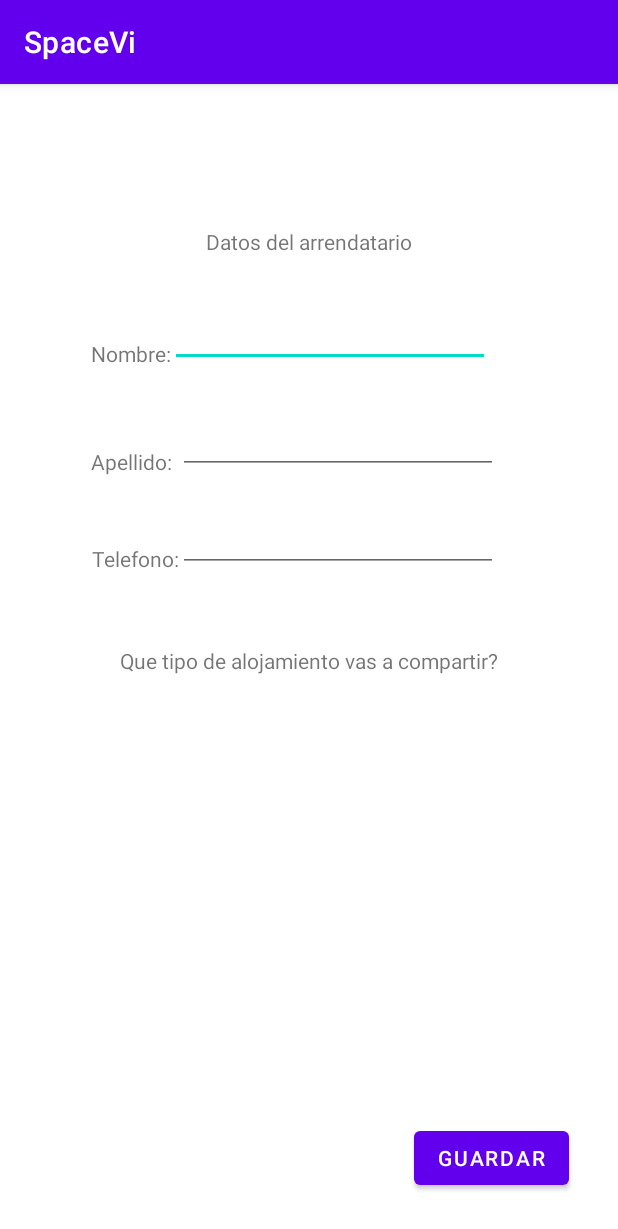
After one commit to victorluis92/SpaceVi, an Android app: the PantallaDatosarrendador screen opened directly, with no data from a screen before it, on a phone screen of 412 x 824 dp. The commit adds this screen. Shown: the top 1229 px of the screen. Run offline under Robolectric (Android 15) with nearby library versions, the phone set to English and light mode, and no system bars; our stand-ins replace Firebase (no records; nobody signed in at launch, a user with empty details on screens opened directly).

Commit message:
se agrego una segunda pantalla

```diff
--- a/app/src/main/java/com/example/spacevi/DatosArrendatario.kt
+++ /dev/null
@@ -1,5 +0,0 @@
-package com.example.spacevi
-
-class DatosArrendatario {
-
-}
--- /dev/null
+++ b/app/src/main/java/com/example/spacevi/PantallaDatosarrendador.kt
@@ -0,0 +1,49 @@
+package com.example.spacevi
+
+import androidx.appcompat.app.AppCompatActivity
+import android.os.Bundle
+import android.widget.Button
+import android.widget.EditText
+import android.widget.Toast
+import com.google.firebase.firestore.FirebaseFirestore
+
+class PantallaDatosarrendador : AppCompatActivity() {
+    override fun onCreate(savedInstanceState: Bundle?) {
+        super.onCreate(savedInstanceState)
+        setContentView(R.layout.activity_pantalla_datosarrendador)
+        val btnGuardar: Button =findViewById(R.id.btnGuardar)
+
+        btnGuardar.setOnClickListener{
+
+            val campoNombre: EditText =findViewById(R.id.txtID)
+            val campoApellido: EditText =findViewById(R.id.txtNombre)
+            val campoTelefono: EditText =findViewById(R.id.txtTelefono)
+
+            val nombre:String=campoNombre.text.toString()
+            val apellido:String=campoApellido.text.toString()
+            val telefono:Int=campoTelefono.text.toString().toInt()
+
+
+            saveFirestore(nombre,apellido,telefono)
+        }
+    }
+
+
+    fun saveFirestore(nombre:String, apellido:String, telefono: Int){
+        val db= FirebaseFirestore.getInstance()
+        val user:MutableMap<String,Any> =HashMap()
+        user["nombre"]=nombre
+        user["apellido"]=apellido
+        user["telefono"]=telefono
+
+        db.collection("usuarios")
+            .add(user)
+            .addOnSuccessListener{
+                Toast.makeText(this@PantallaDatosarrendador, "exito", Toast.LENGTH_LONG).show()
+            }
+            .addOnFailureListener{
+                Toast.makeText(this@PantallaDatosarrendador, "no hay exito", Toast.LENGTH_LONG).show()
+
+            }
+    }
+}
--- /dev/null
+++ b/app/src/main/res/layout/activity_pantalla_datosarrendador.xml
@@ -0,0 +1,116 @@
+<?xml version="1.0" encoding="utf-8"?>
+<androidx.constraintlayout.widget.ConstraintLayout xmlns:android="http://schemas.android.com/apk/res/android"
+    xmlns:app="http://schemas.android.com/apk/res-auto"
+    xmlns:tools="http://schemas.android.com/tools"
+    android:layout_width="match_parent"
+    android:layout_height="match_parent"
+    tools:context=".PantallaDatosarrendador">
+
+    <Button
+        android:id="@+id/btnGuardar"
+        android:layout_width="wrap_content"
+        android:layout_height="wrap_content"
+        android:layout_marginBottom="28dp"
+        android:text="Guardar"
+        app:layout_constraintBottom_toBottomOf="parent"
+        app:layout_constraintEnd_toEndOf="parent"
+        app:layout_constraintHorizontal_bias="0.895"
+        app:layout_constraintStart_toStartOf="parent" />
+
+    <EditText
+        android:id="@+id/txtID"
+        android:layout_width="wrap_content"
+        android:layout_height="wrap_content"
+        android:ems="10"
+        android:inputType="textPersonName"
+        app:layout_constraintBottom_toBottomOf="parent"
+        app:layout_constraintEnd_toEndOf="parent"
+        app:layout_constraintHorizontal_bias="0.572"
+        app:layout_constraintStart_toStartOf="parent"
+        app:layout_constraintTop_toTopOf="parent"
+        app:layout_constraintVertical_bias="0.198" />
+
+    <TextView
+        android:id="@+id/textView3"
+        android:layout_width="wrap_content"
+        android:layout_height="wrap_content"
+        android:text="Telefono:"
+        app:layout_constraintBottom_toBottomOf="parent"
+        app:layout_constraintEnd_toEndOf="parent"
+        app:layout_constraintHorizontal_bias="0.173"
+        app:layout_constraintStart_toStartOf="parent"
+        app:layout_constraintTop_toTopOf="parent"
+        app:layout_constraintVertical_bias="0.41" />
+
+    <TextView
+        android:id="@+id/textView"
+        android:layout_width="wrap_content"
+        android:layout_height="wrap_content"
+        android:text="Nombre:"
+        app:layout_constraintBottom_toBottomOf="parent"
+        app:layout_constraintEnd_toEndOf="parent"
+        app:layout_constraintHorizontal_bias="0.17"
+        app:layout_constraintStart_toStartOf="parent"
+        app:layout_constraintTop_toTopOf="parent"
+        app:layout_constraintVertical_bias="0.227" />
+
+    <TextView
+        android:id="@+id/textView4"
+        android:layout_width="wrap_content"
+        android:layout_height="wrap_content"
+        android:text="Datos del arrendatario"
+        app:layout_constraintBottom_toBottomOf="parent"
+        app:layout_constraintEnd_toEndOf="parent"
+        app:layout_constraintStart_toStartOf="parent"
+        app:layout_constraintTop_toTopOf="parent"
+        app:layout_constraintVertical_bias="0.127" />
+
+    <TextView
+        android:id="@+id/textView5"
+        android:layout_width="wrap_content"
+        android:layout_height="wrap_content"
+        android:text="Que tipo de alojamiento vas a compartir?"
+        app:layout_constraintBottom_toBottomOf="parent"
+        app:layout_constraintEnd_toEndOf="parent"
+        app:layout_constraintStart_toStartOf="parent"
+        app:layout_constraintTop_toTopOf="parent" />
+
+    <TextView
+        android:id="@+id/textView2"
+        android:layout_width="wrap_content"
+        android:layout_height="wrap_content"
+        android:text="Apellido:"
+        app:layout_constraintBottom_toBottomOf="parent"
+        app:layout_constraintEnd_toEndOf="parent"
+        app:layout_constraintHorizontal_bias="0.17"
+        app:layout_constraintStart_toStartOf="parent"
+        app:layout_constraintTop_toTopOf="parent"
+        app:layout_constraintVertical_bias="0.323" />
+
+    <EditText
+        android:id="@+id/txtTelefono"
+        android:layout_width="wrap_content"
+        android:layout_height="wrap_content"
+        android:ems="10"
+        android:inputType="textPersonName"
+        app:layout_constraintBottom_toBottomOf="parent"
+        app:layout_constraintEnd_toEndOf="parent"
+        app:layout_constraintHorizontal_bias="0.597"
+        app:layout_constraintStart_toStartOf="parent"
+        app:layout_constraintTop_toTopOf="parent"
+        app:layout_constraintVertical_bias="0.387" />
+
+    <EditText
+        android:id="@+id/txtNombre"
+        android:layout_width="wrap_content"
+        android:layout_height="wrap_content"
+        android:ems="10"
+        android:inputType="textPersonName"
+        app:layout_constraintBottom_toBottomOf="parent"
+        app:layout_constraintEnd_toEndOf="parent"
+        app:layout_constraintHorizontal_bias="0.597"
+        app:layout_constraintStart_toStartOf="parent"
+        app:layout_constraintTop_toTopOf="parent"
+        app:layout_constraintVertical_bias="0.297" />
+
+</androidx.constraintlayout.widget.ConstraintLayout>
--- a/app/src/main/res/layout/datos_arrendatario.xml
+++ /dev/null
@@ -1,6 +0,0 @@
-<?xml version="1.0" encoding="utf-8"?>
-<androidx.constraintlayout.widget.ConstraintLayout xmlns:android="http://schemas.android.com/apk/res/android"
-    android:layout_width="match_parent"
-    android:layout_height="match_parent">
-
-</androidx.constraintlayout.widget.ConstraintLayout>
```
Also changed, not shown: app/src/main/AndroidManifest.xml (+7 -0 lines), app/src/main/java/com/example/spacevi/MainActivity.kt (+6 -29 lines), app/src/main/res/layout/activity_main.xml (+5 -100 lines).
